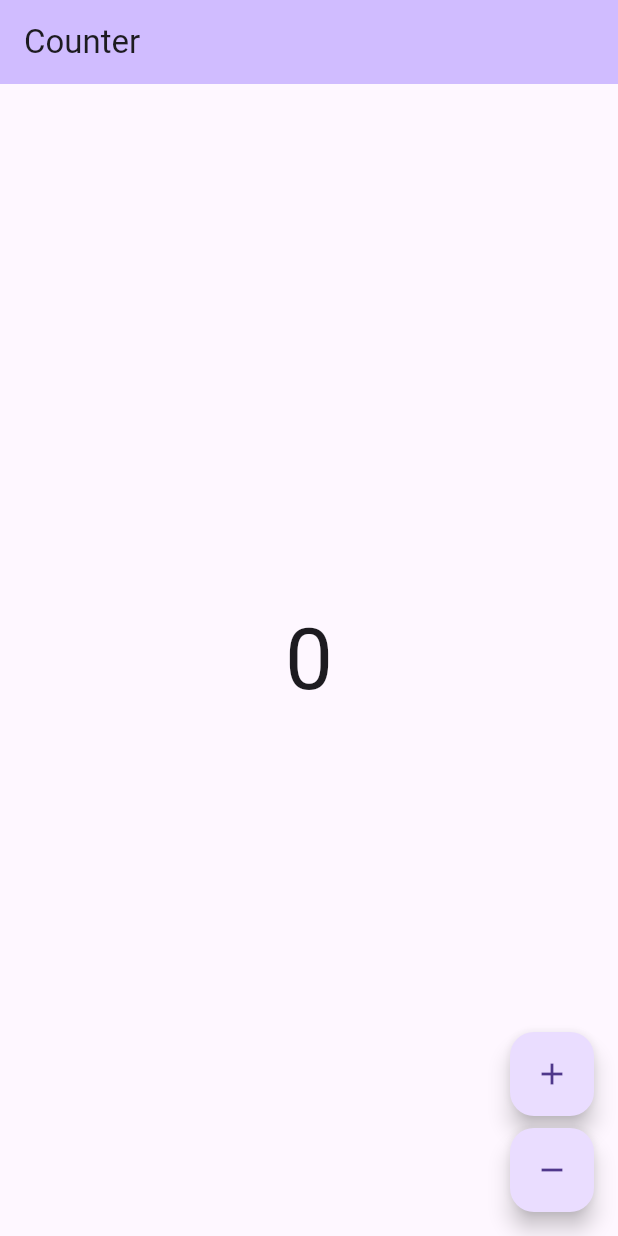
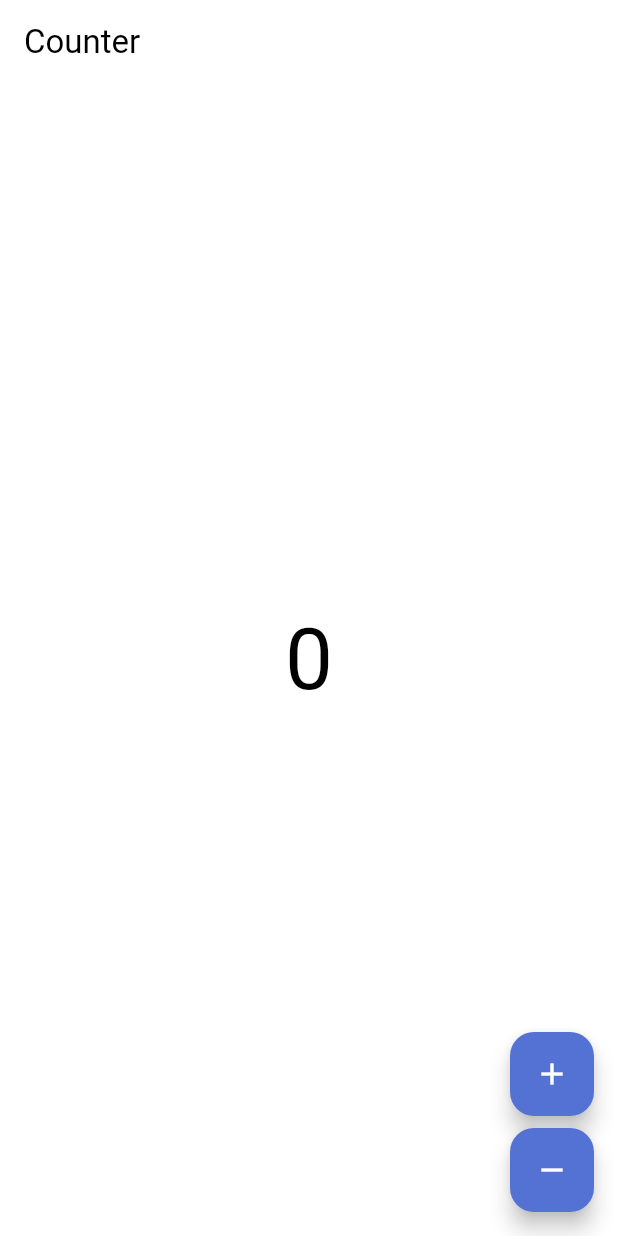
Before and after one commit to NonymousMorlock/interval, a Flutter app: the screen it shows after launch, on a phone screen of 412 x 824 dp. Run offline on Flutter 3.47's test engine with Material 3 defaults, Android fonts, the phone set to English and light mode, and no system bars; our stand-ins replace bloc, flutter_bloc; generated files the repository leaves out were written again.

Commit message:
Style: Theming

```diff
--- a/lib/app/view/app.dart
+++ b/lib/app/view/app.dart
@@ -9,10 +9,23 @@ class App extends StatelessWidget {
   Widget build(BuildContext context) {
     return MaterialApp(
       theme: ThemeData(
-        appBarTheme: AppBarTheme(
-          backgroundColor: Theme.of(context).colorScheme.inversePrimary,
+        colorScheme: const ColorScheme(
+          primary: Color(0xFF0D47A1),
+          primaryContainer: Color(0xFF5472D3),
+          secondary: Color(0xFFFFC107),
+          secondaryContainer: Color(0xFFFFF350),
+          surface: Colors.white,
+          error: Colors.red,
+          onPrimary: Colors.white,
+          onSecondary: Colors.black,
+          onSurface: Colors.black,
+          onError: Colors.white,
+          brightness: Brightness.light,
         ),
-        useMaterial3: true,
+        textTheme: const TextTheme(
+          bodyLarge: TextStyle(color: Color(0xFF212121)),
+          bodyMedium: TextStyle(color: Color(0xFF212121)),
+        ),
       ),
       localizationsDelegates: AppLocalizations.localizationsDelegates,
       supportedLocales: AppLocalizations.supportedLocales,
```
